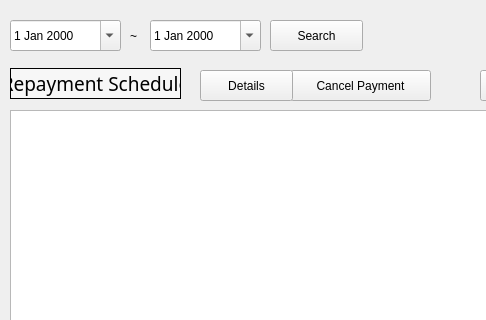
DY-Microfinance-Customer-Management/dymf-algorithm, file src/pages/repayment/repayment_search.ui: the form before one commit; both pictures show x 0 to 486 and y 0 to 320 of the 1190 by 644 pixel window.
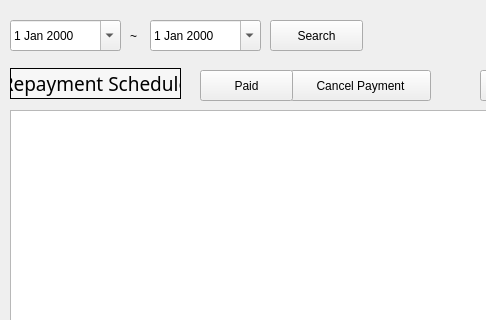
The form after the commit.

Diff of the .ui file:
```diff
--- a/src/pages/repayment/repayment_search.ui
+++ b/src/pages/repayment/repayment_search.ui
@@ -165,7 +165,7 @@
      </rect>
     </property>
     <property name="text">
-     <string>Details</string>
+     <string>Paid</string>
     </property>
    </widget>
   </widget>
```
